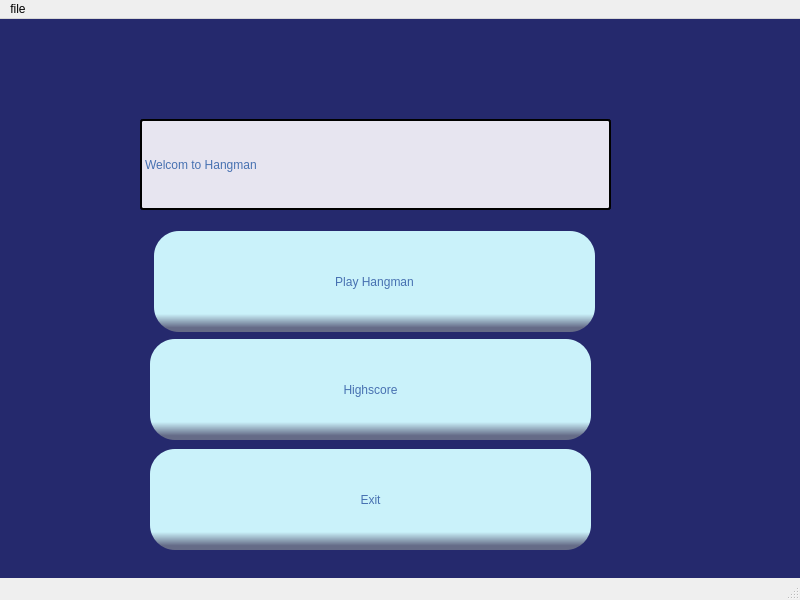
First picture: the form in mainwindow/mainwindow.ui, repository ErinCleaver-Dev/Hangman-final-project, before the edit.
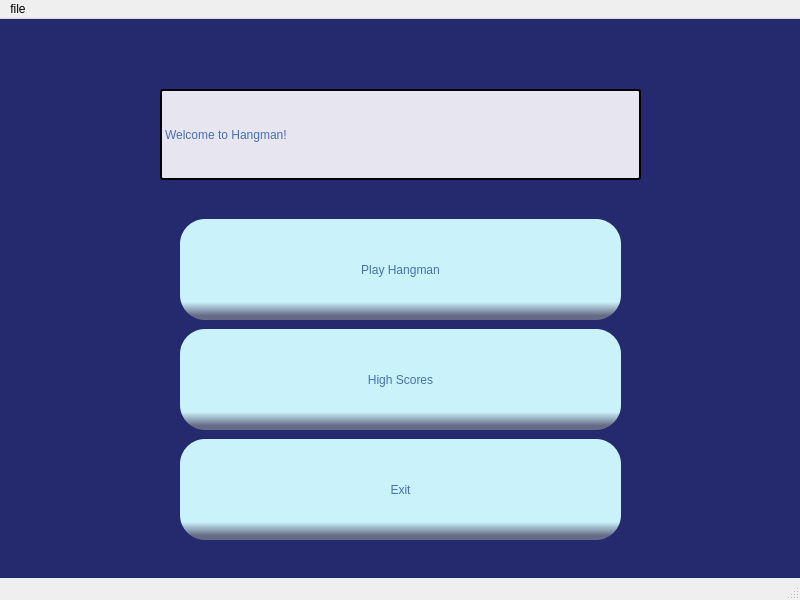
Second picture: the form after the edit.

What changed in the file:
```diff
--- a/mainwindow/mainwindow.ui
+++ b/mainwindow/mainwindow.ui
@@ -33,9 +33,9 @@
      <widget class="QLabel" name="label">
       <property name="geometry">
        <rect>
-        <x>170</x>
-        <y>100</y>
-        <width>471</width>
+        <x>190</x>
+        <y>70</y>
+        <width>481</width>
         <height>91</height>
        </rect>
       </property>
@@ -48,14 +48,14 @@
 border-radius: 3px;</string>
       </property>
       <property name="text">
-       <string>Welcom to Hangman</string>
+       <string>Welcome to Hangman!</string>
       </property>
      </widget>
      <widget class="QPushButton" name="btHangman">
       <property name="geometry">
        <rect>
-        <x>184</x>
-        <y>212</y>
+        <x>210</x>
+        <y>200</y>
         <width>441</width>
         <height>101</height>
        </rect>
@@ -78,8 +78,8 @@
      <widget class="QPushButton" name="btHighScore">
       <property name="geometry">
        <rect>
-        <x>180</x>
-        <y>320</y>
+        <x>210</x>
+        <y>310</y>
         <width>441</width>
         <height>101</height>
        </rect>
@@ -96,14 +96,14 @@
 </string>
       </property>
       <property name="text">
-       <string>Highscore</string>
+       <string>High Scores</string>
       </property>
      </widget>
      <widget class="QPushButton" name="pushButton">
       <property name="geometry">
        <rect>
-        <x>180</x>
-        <y>430</y>
+        <x>210</x>
+        <y>420</y>
         <width>441</width>
         <height>101</height>
        </rect>
```
Left out of the diff: 2 changed lines with no effect on the pictures.
